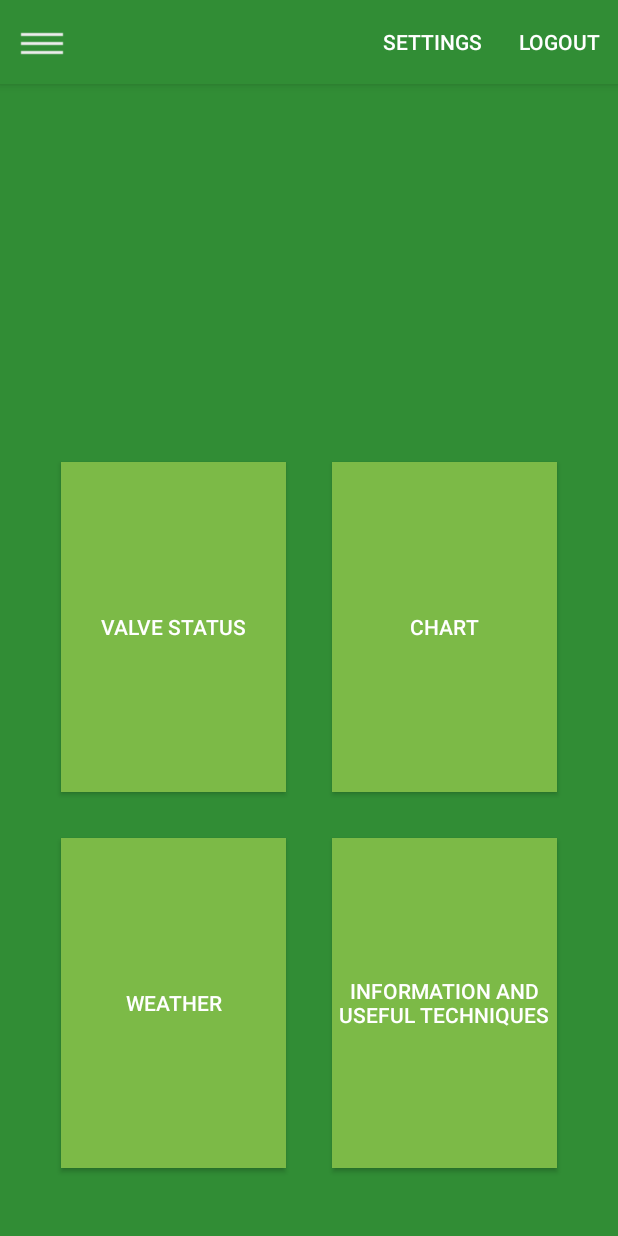
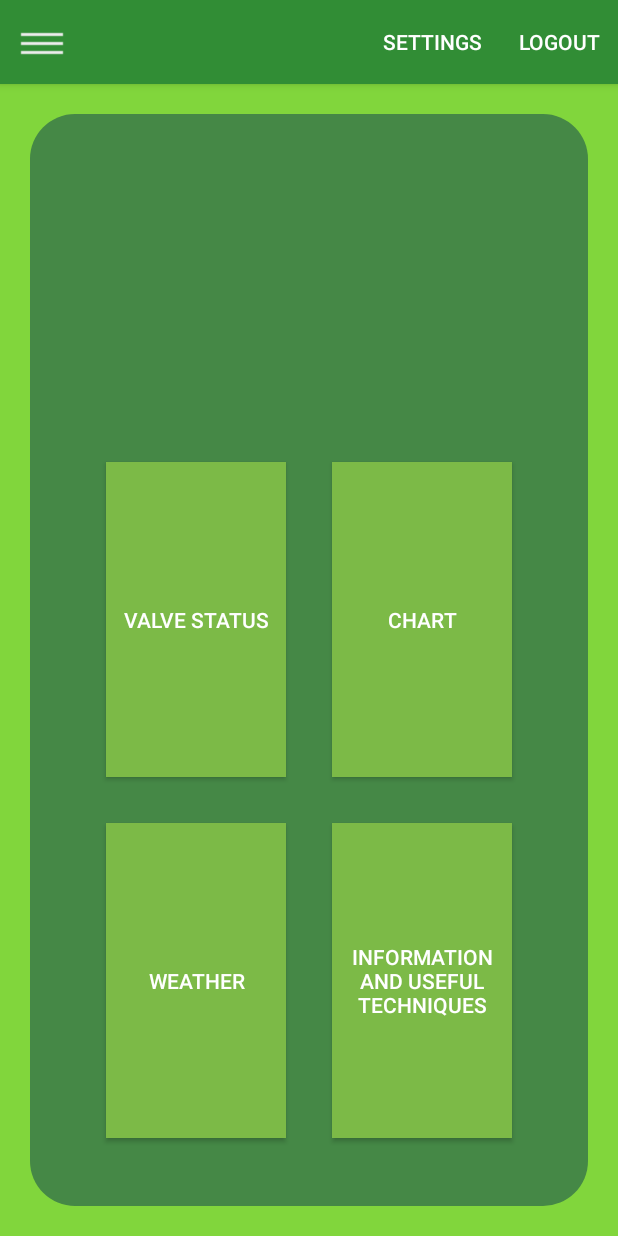
Before and after one commit to rajneeshkatkam/ProFarmingApp, an Android app: the screen it shows after launch once a user with an empty profile is signed in (mainActivityAfterSuccessfulLogin), on a phone screen of 412 x 824 dp. Run offline under Robolectric (Android 15) with nearby library versions, the light colour scheme and no system bars; our stand-ins replace Firebase (no records; nobody signed in at launch, a user with empty details on screens opened directly); libraries missing offline, so code that uses them is left out: com.github.mikephil.charting; plain views replace PieChart; 1 statement that could not run was skipped.

Commit message:
Added drawable white rounded box and new app icon tractor.png updated

```diff
--- a/app/src/main/AndroidManifest.xml
+++ b/app/src/main/AndroidManifest.xml
@@ -10,7 +10,7 @@
 
     <application
         android:allowBackup="true"
-        android:icon="@drawable/profarmingtractor"
+        android:icon="@drawable/tractor"
         android:label="@string/app_name"
         android:roundIcon="@mipmap/ic_launcher_round"
         android:supportsRtl="true"
--- a/app/src/main/java/com/raj/profarmingapp/mainActivityAfterSuccessfulLogin.java
+++ b/app/src/main/java/com/raj/profarmingapp/mainActivityAfterSuccessfulLogin.java
@@ -3,7 +3,6 @@ package com.raj.profarmingapp;
 import android.app.ProgressDialog;
 import android.content.Intent;
 import android.content.SharedPreferences;
-import android.graphics.Color;
 import android.os.Build;
 import android.support.annotation.NonNull;
 import android.support.design.widget.NavigationView;
@@ -22,12 +21,7 @@ import android.widget.RelativeLayout;
 import android.widget.Toast;
 
 import com.github.mikephil.charting.charts.PieChart;
-import com.github.mikephil.charting.components.Description;
-import com.github.mikephil.charting.data.PieData;
 import com.github.mikephil.charting.data.PieEntry;
-import com.github.mikephil.charting.data.PieDataSet;
-import com.github.mikephil.charting.formatter.PercentFormatter;
-import com.github.mikephil.charting.utils.ColorTemplate;
 import com.google.firebase.auth.FirebaseAuth;
 import com.google.firebase.database.DataSnapshot;
 import com.google.firebase.database.DatabaseError;
@@ -43,7 +37,7 @@ public class mainActivityAfterSuccessfulLogin extends AppCompatActivity {
     private static final String TAG = "afterLoginActivity";
     private FirebaseAuth mAuth;
     StorageReference mStorage;
-    DatabaseReference mdatabaseReference;
+    DatabaseReference mDatabaseReference;
     String uid;
     PieChart pieChart;
     int nitrogenPercent,pHPercent,potassiumPercent,phosphorousPercent;
@@ -127,12 +121,12 @@ public class mainActivityAfterSuccessfulLogin extends AppCompatActivity {
         mAuth = FirebaseAuth.getInstance();
         uid=mAuth.getCurrentUser().getUid();
         mStorage= FirebaseStorage.getInstance().getReference();
-        mdatabaseReference= FirebaseDatabase.getInstance().getReference();
+        mDatabaseReference = FirebaseDatabase.getInstance().getReference();
 
 
 
         ////Real time database update and control
-        mdatabaseReference.addValueEventListener(new ValueEventListener() {
+        mDatabaseReference.addValueEventListener(new ValueEventListener() {
             @Override
             public void onDataChange(DataSnapshot dataSnapshot) {
                 fetchValuesFromDatabase(dataSnapshot);
--- /dev/null
+++ b/app/src/main/res/drawable/box_shape_white.xml
@@ -0,0 +1,12 @@
+<?xml version="1.0" encoding="utf-8"?>
+<shape xmlns:android="http://schemas.android.com/apk/res/android">
+
+
+    <corners
+        android:radius="30dp"
+        />
+
+    <solid
+        android:color="@color/colorPrimaryDark"
+        />
+</shape>
--- a/app/src/main/res/layout/activity_main_activity_after_successful_login.xml
+++ b/app/src/main/res/layout/activity_main_activity_after_successful_login.xml
@@ -4,14 +4,15 @@
     xmlns:tools="http://schemas.android.com/tools"
     android:layout_width="match_parent"
     android:layout_height="match_parent"
-    tools:context="com.raj.profarmingapp.mainActivityAfterSuccessfulLogin"
-    android:background="@color/colorPrimary">
-
+    android:background="#FF81D63C"
+    tools:context="com.raj.profarmingapp.mainActivityAfterSuccessfulLogin">
 
 
     <RelativeLayout
-        android:layout_width="match_parent"
-        android:layout_height="match_parent">
+        android:layout_width="wrap_content"
+        android:layout_height="wrap_content"
+        android:layout_margin="20dp"
+        android:background="@drawable/box_shape_white">
 
         <!--<LinearLayout
             android:id="@+id/buttonLayout"
@@ -56,8 +57,8 @@
 
             <Button
                 android:id="@+id/valveStatusButton"
-                android:layout_width="150dp"
-                android:layout_height="220dp"
+                android:layout_width="120dp"
+                android:layout_height="210dp"
                 android:layout_margin="15dp"
                 android:background="@color/colorAccent"
                 android:onClick="valveStatus"
@@ -65,8 +66,8 @@
 
             <Button
                 android:id="@+id/chartButton"
-                android:layout_width="150dp"
-                android:layout_height="220dp"
+                android:layout_width="120dp"
+                android:layout_height="210dp"
                 android:layout_margin="15dp"
                 android:background="@color/colorAccent"
                 android:onClick="chart"
@@ -75,8 +76,8 @@
 
             <Button
                 android:id="@+id/weatherStatusButton"
-                android:layout_width="150dp"
-                android:layout_height="220dp"
+                android:layout_width="120dp"
+                android:layout_height="210dp"
                 android:layout_margin="15dp"
                 android:background="@color/colorAccent"
                 android:onClick="weatherStatus"
@@ -85,18 +86,16 @@
 
             <Button
                 android:id="@+id/usefulInformationButton"
-                android:layout_width="150dp"
-                android:layout_height="220dp"
+                android:layout_width="120dp"
+                android:layout_height="210dp"
+                android:layout_gravity="center"
                 android:layout_margin="15dp"
                 android:background="@color/colorAccent"
                 android:onClick="improvingTechniques"
-                android:text="Information and Useful Techniques"
-                android:layout_gravity="center"
-                android:padding="2dp"/>
+                android:padding="2dp"
+                android:text="Information and Useful Techniques" />
 
         </GridLayout>
-
-
 
 
         <!--<ListView
```
Also changed, not shown: app/build.gradle (+5 -3 lines), app/src/main/res/layout/activity_main.xml (+6 -12 lines), app/src/main/res/drawable/tractor.png (added).
